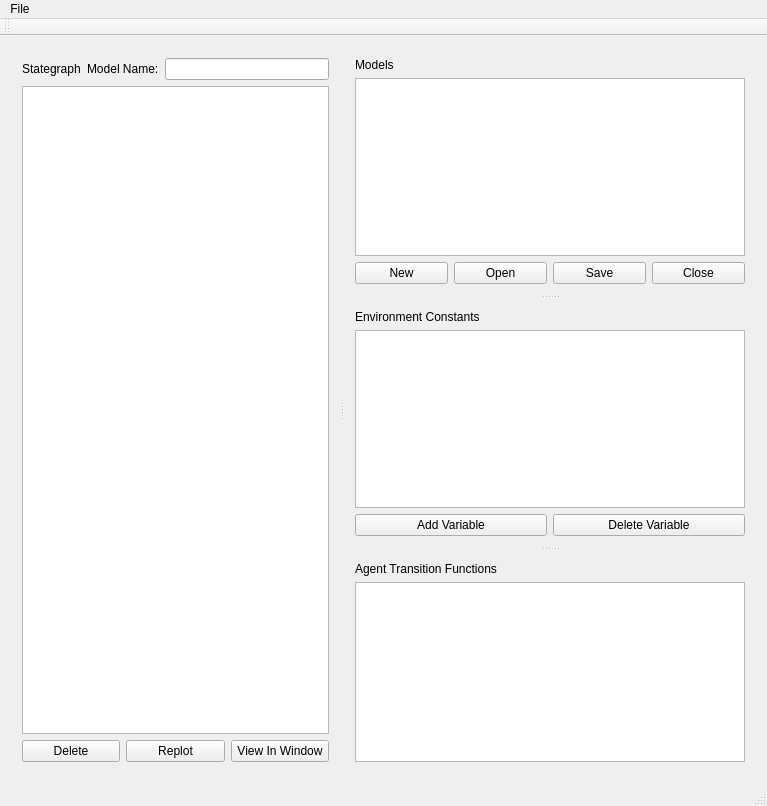
Qt form mainwindow.ui (FLAME-HPC/flame_editor) before a commit.
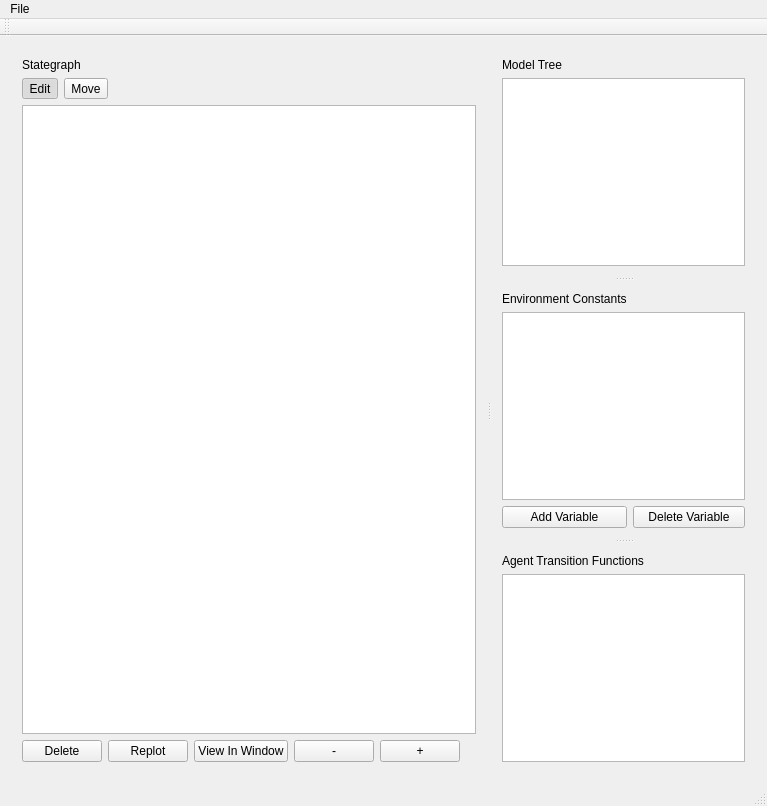
The same form after that commit.

Diff of the .ui file:
```diff
--- a/mainwindow.ui
+++ b/mainwindow.ui
@@ -31,15 +31,48 @@
             </property>
            </widget>
           </item>
+         </layout>
+        </item>
+        <item>
+         <layout class="QHBoxLayout" name="horizontalLayout_3">
           <item>
-           <widget class="QLabel" name="stagegraphNameLabel">
+           <widget class="QToolButton" name="toolButton_edit">
+            <property name="autoFillBackground">
+             <bool>true</bool>
+            </property>
             <property name="text">
-             <string>Model Name:</string>
+             <string>Edit</string>
             </property>
+            <property name="checkable">
+             <bool>true</bool>
+            </property>
+            <property name="checked">
+             <bool>true</bool>
+            </property>
            </widget>
           </item>
           <item>
-           <widget class="QLineEdit" name="stagegraphNameLabelLineEdit"/>
+           <widget class="QToolButton" name="toolButton_move">
+            <property name="text">
+             <string>Move</string>
+            </property>
+            <property name="checkable">
+             <bool>true</bool>
+            </property>
+           </widget>
+          </item>
+          <item>
+           <spacer name="horizontalSpacer">
+            <property name="orientation">
+             <enum>Qt::Horizontal</enum>
+            </property>
+            <property name="sizeHint" stdset="0">
+             <size>
+              <width>40</width>
+              <height>20</height>
+             </size>
+            </property>
+           </spacer>
           </item>
          </layout>
         </item>
@@ -73,6 +106,33 @@
             </property>
            </widget>
           </item>
+          <item>
+           <widget class="QPushButton" name="pushButton_minus">
+            <property name="text">
+             <string>-</string>
+            </property>
+           </widget>
+          </item>
+          <item>
+           <widget class="QPushButton" name="pushButton_plus">
+            <property name="text">
+             <string>+</string>
+            </property>
+           </widget>
+          </item>
+          <item>
+           <spacer name="horizontalSpacer_2">
+            <property name="orientation">
+             <enum>Qt::Horizontal</enum>
+            </property>
+            <property name="sizeHint" stdset="0">
+             <size>
+              <width>40</width>
+              <height>20</height>
+             </size>
+            </property>
+           </spacer>
+          </item>
          </layout>
         </item>
        </layout>
@@ -83,41 +143,13 @@
        </property>
        <widget class="QWidget" name="layoutWidget">
         <layout class="QGridLayout" name="gridLayout_3">
-         <item row="2" column="0">
-          <widget class="QPushButton" name="pushButtonNew">
-           <property name="text">
-            <string>New</string>
-           </property>
-          </widget>
-         </item>
-         <item row="2" column="1">
-          <widget class="QPushButton" name="pushButtonOpen">
-           <property name="text">
-            <string>Open</string>
-           </property>
-          </widget>
-         </item>
-         <item row="2" column="2">
-          <widget class="QPushButton" name="pushButtonSave">
-           <property name="text">
-            <string>Save</string>
-           </property>
-          </widget>
-         </item>
-         <item row="1" column="0" colspan="4">
+         <item row="1" column="0" colspan="2">
           <widget class="QTreeView" name="treeView_machines"/>
          </item>
          <item row="0" column="0">
           <widget class="QLabel" name="label_models">
            <property name="text">
-            <string>Models</string>
-           </property>
-          </widget>
-         </item>
-         <item row="2" column="3">
-          <widget class="QPushButton" name="pushButtonClose">
-           <property name="text">
-            <string>Close</string>
+            <string>Model Tree</string>
            </property>
           </widget>
          </item>
```
Left out of the diff: 39 changed lines with no effect on the pictures.
